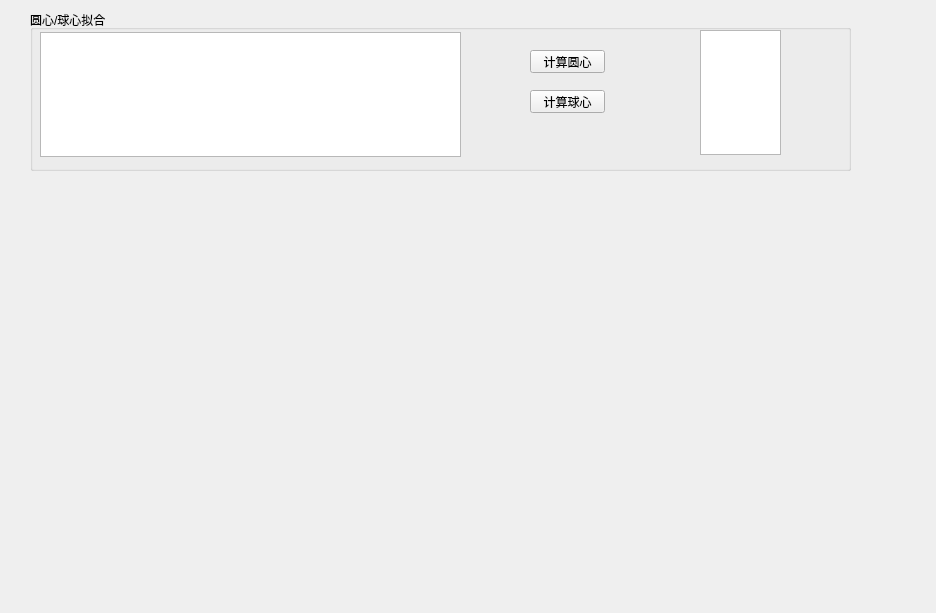
Wao1996/SixUpsUiAo, file SixUpsUiAo/ParameterCalibrate.ui: the form before one commit.
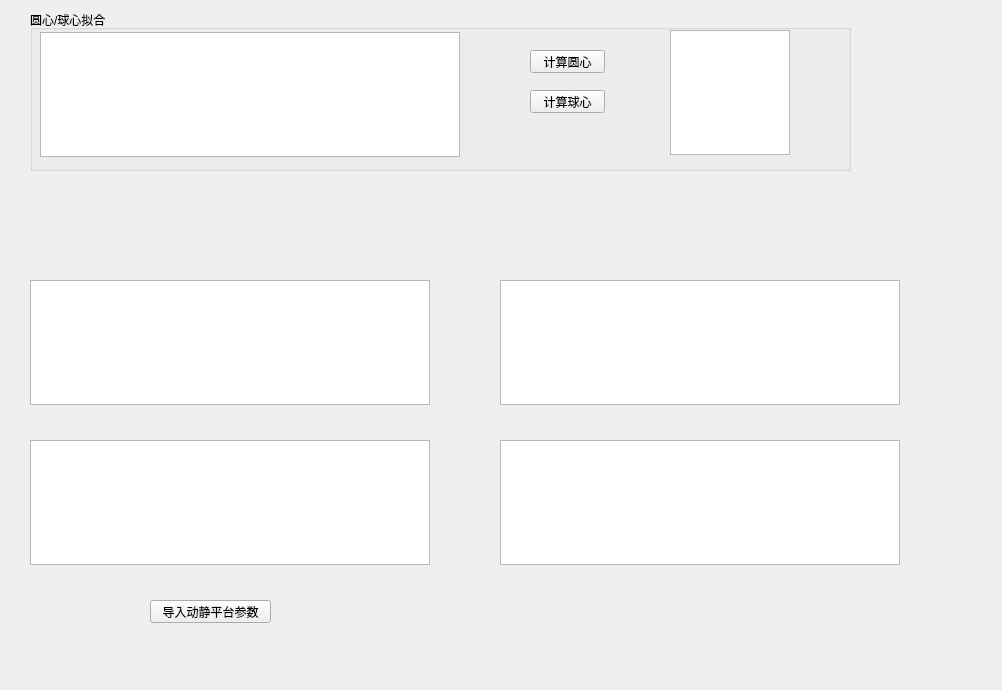
The form after the commit.

Diff of the .ui file:
```diff
--- a/SixUpsUiAo/ParameterCalibrate.ui
+++ b/SixUpsUiAo/ParameterCalibrate.ui
@@ -6,8 +6,8 @@
    <rect>
     <x>0</x>
     <y>0</y>
-    <width>936</width>
-    <height>613</height>
+    <width>1002</width>
+    <height>690</height>
    </rect>
   </property>
   <property name="windowTitle">
@@ -33,7 +33,7 @@
      <rect>
       <x>10</x>
       <y>22</y>
-      <width>421</width>
+      <width>420</width>
       <height>125</height>
      </rect>
     </property>
@@ -55,13 +55,19 @@
       <height>125</height>
      </size>
     </property>
+    <attribute name="horizontalHeaderStretchLastSection">
+     <bool>false</bool>
+    </attribute>
+    <attribute name="verticalHeaderStretchLastSection">
+     <bool>false</bool>
+    </attribute>
    </widget>
    <widget class="QTableWidget" name="tableCircleC">
     <property name="geometry">
      <rect>
-      <x>670</x>
+      <x>640</x>
       <y>20</y>
-      <width>81</width>
+      <width>120</width>
       <height>125</height>
      </rect>
     </property>
@@ -111,6 +117,107 @@
     </property>
    </widget>
   </widget>
+  <widget class="QTableWidget" name="tableQ_DD_Struct">
+   <property name="geometry">
+    <rect>
+     <x>30</x>
+     <y>440</y>
+     <width>400</width>
+     <height>125</height>
+    </rect>
+   </property>
+   <property name="minimumSize">
+    <size>
+     <width>0</width>
+     <height>125</height>
+    </size>
+   </property>
+   <property name="maximumSize">
+    <size>
+     <width>16777215</width>
+     <height>125</height>
+    </size>
+   </property>
+  </widget>
+  <widget class="QTableWidget" name="tableQ_SS_Struct">
+   <property name="geometry">
+    <rect>
+     <x>500</x>
+     <y>440</y>
+     <width>400</width>
+     <height>125</height>
+    </rect>
+   </property>
+   <property name="minimumSize">
+    <size>
+     <width>0</width>
+     <height>125</height>
+    </size>
+   </property>
+   <property name="maximumSize">
+    <size>
+     <width>16777215</width>
+     <height>125</height>
+    </size>
+   </property>
+  </widget>
+  <widget class="QTableWidget" name="tableS_Struct">
+   <property name="geometry">
+    <rect>
+     <x>500</x>
+     <y>280</y>
+     <width>400</width>
+     <height>125</height>
+    </rect>
+   </property>
+   <property name="minimumSize">
+    <size>
+     <width>0</width>
+     <height>125</height>
+    </size>
+   </property>
+   <property name="maximumSize">
+    <size>
+     <width>16777215</width>
+     <height>125</height>
+    </size>
+   </property>
+  </widget>
+  <widget class="QTableWidget" name="tableD_Struct">
+   <property name="geometry">
+    <rect>
+     <x>30</x>
+     <y>280</y>
+     <width>400</width>
+     <height>125</height>
+    </rect>
+   </property>
+   <property name="minimumSize">
+    <size>
+     <width>0</width>
+     <height>125</height>
+    </size>
+   </property>
+   <property name="maximumSize">
+    <size>
+     <width>16777215</width>
+     <height>125</height>
+    </size>
+   </property>
+  </widget>
+  <widget class="QPushButton" name="loadStructPara">
+   <property name="geometry">
+    <rect>
+     <x>150</x>
+     <y>600</y>
+     <width>121</width>
+     <height>23</height>
+    </rect>
+   </property>
+   <property name="text">
+    <string>导入动静平台参数</string>
+   </property>
+  </widget>
  </widget>
  <resources/>
  <connections/>
```
